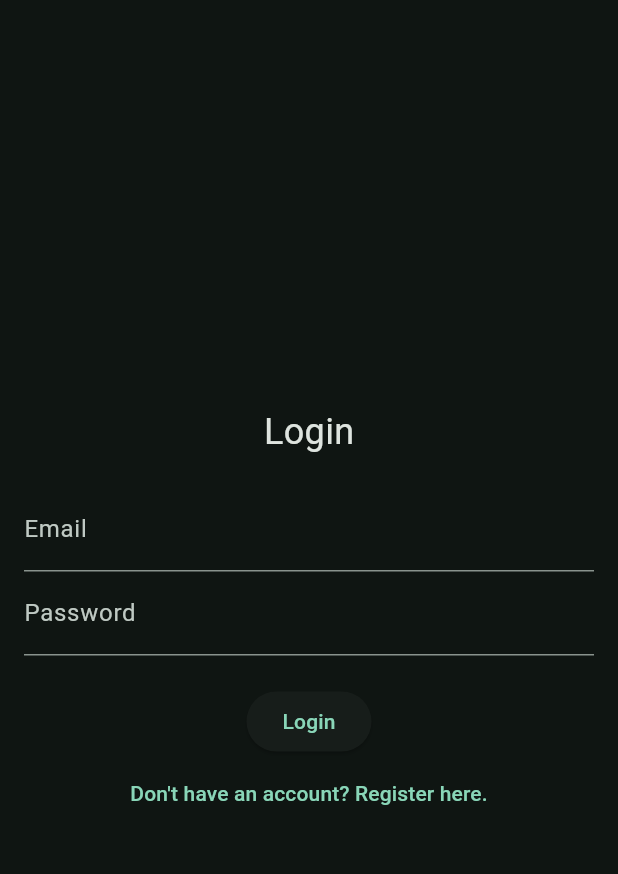
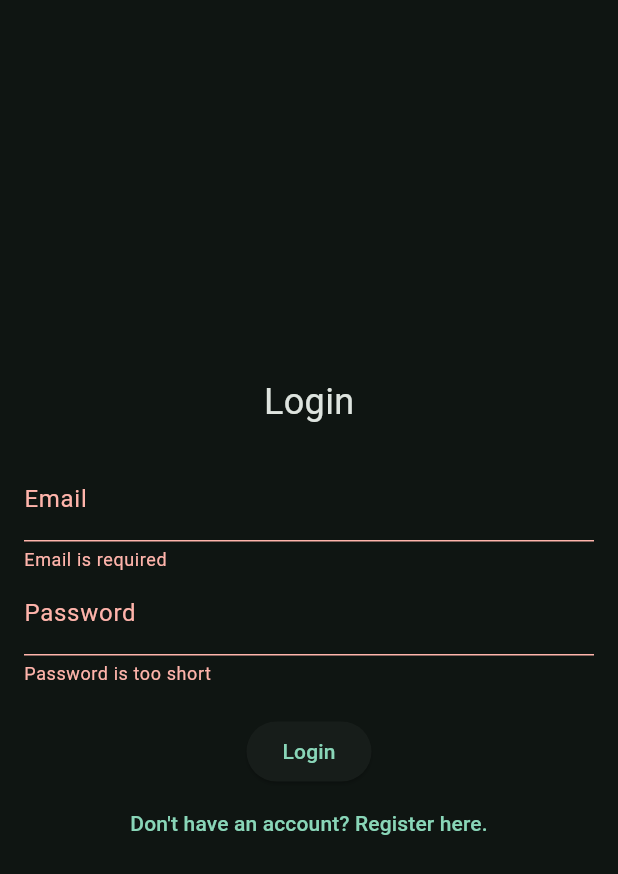
Before and after one commit to IMabuza/pokedex, a Flutter app: the screen it shows after launch, after a tap on "Login", on a phone screen of 412 x 824 dp. Shown: the top 874 px of the screen. Run offline on Flutter 3.47's test engine with Material 3 defaults, Android fonts, the phone set to English and light mode, and no system bars; our stand-ins replace bloc, equatable, firebase_auth, firebase_core, flutter_bloc, go_router; accounts and stored records are empty.

Commit message:
add login functionality

```diff
--- /dev/null
+++ b/lib/core/widgets/primary_button.dart
@@ -0,0 +1,23 @@
+import 'package:flutter/material.dart';
+
+class PrimaryButton extends StatelessWidget {
+  const PrimaryButton({
+    super.key,
+    this.isLoading = false, required this.onPress,
+
+  });
+
+
+  final Function() onPress;
+  final bool isLoading;
+
+  @override
+  Widget build(BuildContext context) {
+    return ElevatedButton(
+      onPressed: onPress,
+      child: Text(
+        isLoading? 'Loging in...' : 'Login',
+      ),
+    );
+  }
+}
--- /dev/null
+++ b/lib/features/auth/bloc/auth_bloc.dart
@@ -0,0 +1,34 @@
+import 'dart:async';
+
+import 'package:bloc/bloc.dart';
+import 'package:equatable/equatable.dart';
+import 'package:pokedex/features/auth/services/auth_service.dart';
+
+import '../models/user.dart';
+
+part 'auth_event.dart';
+part 'auth_state.dart';
+
+class AuthBloc extends Bloc<AuthEvent, AuthState> {
+  final AuthService _authService;
+  AuthBloc(this._authService) : super(AuthInitial()) {
+    on<SignIn>(_onSignIn);
+  }
+
+  Future<void> _onSignIn(SignIn event, Emitter<AuthState> emit) async {
+    try {
+      emit(AuthLoading());
+      final AuthUser? user = await _authService.signIn(
+        event.email,
+        event.password,
+      );
+
+      if (user != null) {
+        emit(AuthSuccess(user));
+      }
+
+    } catch (e) {
+      emit(AuthError("Login failed. Please try again"));
+    }
+  }
+}
--- /dev/null
+++ b/lib/features/auth/bloc/auth_event.dart
@@ -0,0 +1,16 @@
+part of 'auth_bloc.dart';
+
+class AuthEvent extends Equatable {
+  const AuthEvent();
+
+  @override
+  List<Object> get props => [];
+}
+
+
+class SignIn extends AuthEvent {
+  final String email;
+  final String password;
+
+  const SignIn(this.email, this.password);
+}
--- /dev/null
+++ b/lib/features/auth/bloc/auth_state.dart
@@ -0,0 +1,23 @@
+part of 'auth_bloc.dart';
+
+class AuthState extends Equatable {
+  const AuthState();
+
+  @override
+  List<Object?> get props => [];
+}
+
+class AuthInitial extends AuthState {}
+
+class AuthLoading extends AuthState {}
+
+class AuthSuccess extends AuthState {
+  final AuthUser user;
+
+  const AuthSuccess(this.user);
+}
+
+class AuthError extends AuthState {
+  final String errorMessage;
+  const AuthError(this.errorMessage);
+}
--- /dev/null
+++ b/lib/features/auth/models/user.dart
@@ -0,0 +1,6 @@
+class AuthUser {
+  final String email;
+  final String uid;
+
+  AuthUser({required this.email, required this.uid});
+}
--- a/lib/features/auth/presentation/bloc/auth_bloc.dart
+++ /dev/null
@@ -1,13 +0,0 @@
-import 'package:bloc/bloc.dart';
-import 'package:equatable/equatable.dart';
-
-part 'auth_event.dart';
-part 'auth_state.dart';
-
-class AuthBloc extends Bloc<AuthEvent, AuthState> {
-  AuthBloc() : super(AuthInitial()) {
-    on<AuthEvent>((event, emit) {
-      // TODO: implement event handler
-    });
-  }
-}
--- a/lib/features/auth/presentation/bloc/auth_event.dart
+++ /dev/null
@@ -1,8 +0,0 @@
-part of 'auth_bloc.dart';
-
-abstract class AuthEvent extends Equatable {
-  const AuthEvent();
-
-  @override
-  List<Object> get props => [];
-}
--- a/lib/features/auth/presentation/bloc/auth_state.dart
+++ /dev/null
@@ -1,9 +0,0 @@
-part of 'auth_bloc.dart';
-
-abstract class AuthState extends Equatable {
-  const AuthState();
-
-  @override
-  List<Object> get props => [];
-}
-class AuthInitial extends AuthState {}
--- a/lib/features/auth/presentation/pages/auth.dart
+++ /dev/null
@@ -1,37 +0,0 @@
-import 'package:flutter/material.dart';
-
-class Auth extends StatefulWidget {
-  const Auth({super.key});
-
-  @override
-  State<Auth> createState() => _AuthState();
-}
-
-class _AuthState extends State<Auth> {
-  @override
-  Widget build(BuildContext context) {
-    return Scaffold(
-      body: Center(
-        child: Padding(
-          padding: const EdgeInsets.all(16.0),
-          child: Column(
-            mainAxisAlignment: MainAxisAlignment.center,
-            children: [
-              Text("Login", style: TextStyle(fontSize: 24),),
-              SizedBox(height: 20,),
-              TextField(
-                decoration: InputDecoration(label: Text("Email")),
-              ),
-              TextField(
-                 decoration: InputDecoration(label: Text("Password")),
-              ),
-              SizedBox(height: 20,),
-              ElevatedButton(onPressed: (){}, child: Text('Login')),
-              TextButton(onPressed: (){}, child: Text("Don't have an account? Register here."))
-            ],
-          ),
-        ),
-      ),
-    );
-  }
-}
--- /dev/null
+++ b/lib/features/auth/services/auth_service.dart
@@ -0,0 +1,16 @@
+import 'package:firebase_auth/firebase_auth.dart';
+
+import '../models/user.dart';
+
+class AuthService {
+  final FirebaseAuth _auth = FirebaseAuth.instance;
+
+  Future<AuthUser?> signIn(String email, String password) async {
+    try{
+      final result = await _auth.signInWithEmailAndPassword(email: email, password: password);
+      return AuthUser(email: result.user!.email!, uid: result.user!.uid);
+    }catch(e){
+      rethrow;
+    }
+  }
+}
--- /dev/null
+++ b/lib/features/auth/viewModels/auth_view_model.dart
@@ -0,0 +1,19 @@
+import 'package:flutter/material.dart';
+import 'package:pokedex/features/auth/bloc/auth_bloc.dart';
+
+class AuthViewModel {
+  final AuthBloc _authBloc;
+  AuthViewModel(this._authBloc);
+
+  final _formKey = GlobalKey<FormState>();
+
+  GlobalKey<FormState> get formKey => _formKey;
+
+  void login(String email, String password) {
+    if (!_formKey.currentState!.validate()) {
+      return;
+    }
+
+    _authBloc.add(SignIn(email, email));
+  }
+}
--- /dev/null
+++ b/lib/features/auth/views/login_screen.dart
@@ -0,0 +1,85 @@
+import 'package:flutter/material.dart';
+import 'package:flutter_bloc/flutter_bloc.dart';
+import 'package:go_router/go_router.dart';
+import 'package:pokedex/core/widgets/primary_button.dart';
+import 'package:pokedex/features/auth/bloc/auth_bloc.dart';
+
+import '../viewModels/auth_view_model.dart';
+import '../widgets/email_input.dart';
+import '../widgets/password_input.dart';
+
+class LoginScreen extends StatefulWidget {
+  const LoginScreen({super.key});
+
+  @override
+  State<LoginScreen> createState() => _LoginScreenState();
+}
+
+class _LoginScreenState extends State<LoginScreen> {
+  late AuthBloc authBloc;
+  final _emailController = TextEditingController();
+  final _passwordController = TextEditingController();
+  late final AuthViewModel authViewModel;
+
+  @override
+  void initState() {
+    super.initState();
+    authBloc = BlocProvider.of<AuthBloc>(context);
+    authViewModel = AuthViewModel(authBloc);
+  }
+
+
+
+  @override
+  Widget build(BuildContext context) {
+    return Scaffold(
+      body: Center(
+        child: Padding(
+          padding: const EdgeInsets.all(16.0),
+          child: BlocConsumer<AuthBloc, AuthState>(
+            listener: (context, state) {
+              if (state is AuthSuccess) {
+                context.goNamed('home');
+              }
+            },
+            builder: (context, state) {
+              return Column(
+                mainAxisAlignment: MainAxisAlignment.center,
+                children: [
+                  Text("Login", style: TextStyle(fontSize: 24)),
+                  SizedBox(height: 20),
+                  if (state is AuthError)
+                    Align(
+                      alignment: Alignment.bottomLeft,
+                      child: Text(
+                        state.errorMessage,
+                        style: TextStyle(
+                          color: Theme.of(context).colorScheme.error,
+                        ),
+                      ),
+                    ),
+                  Form(
+                    key: authViewModel.formKey,
+                    child: Column(
+                      children: [
+                        EmailInput(emailController: _emailController),
+                        PasswordInput(passwordController: _passwordController),
+                        SizedBox(height: 20),
+                        PrimaryButton(onPress: () => authViewModel.login(_emailController.text, _passwordController.text), isLoading: state is AuthLoading,),
+                      ],
+                    ),
+                  ),
+
+                  TextButton(
+                    onPressed: () => context.goNamed("register"),
+                    child: Text("Don't have an account? Register here."),
+                  ),
+                ],
+              );
+            },
+          ),
+        ),
+      ),
+    );
+  }
+}
--- /dev/null
+++ b/lib/features/auth/views/register_screen.dart
@@ -0,0 +1,38 @@
+import 'package:flutter/material.dart';
+import 'package:go_router/go_router.dart';
+
+class RegisterScreen extends StatefulWidget {
+  const RegisterScreen({super.key});
+
+  @override
+  State<RegisterScreen> createState() => _RegisterScreenState();
+}
+
+class _RegisterScreenState extends State<RegisterScreen> {
+  @override
+  Widget build(BuildContext context) {
+    return Scaffold(
+      body: Center(
+        child: Padding(
+          padding: const EdgeInsets.all(16.0),
+          child: Column(
+            mainAxisAlignment: MainAxisAlignment.center,
+            children: [
+              Text("Register", style: TextStyle(fontSize: 24)),
+              SizedBox(height: 20),
+              TextField(decoration: InputDecoration(label: Text("Email"))),
+              TextField(decoration: InputDecoration(label: Text("Password"))),
+              SizedBox(height: 20),
+              ElevatedButton(onPressed: () {}, child: Text('Register')),
+              TextButton(
+                onPressed: () =>
+                    context.goNamed("login"),
+                child: Text("Already Have an account? Login here."),
+              ),
+            ],
+          ),
+        ),
+      ),
+    );
+  }
+}
--- /dev/null
+++ b/lib/features/auth/widgets/email_input.dart
@@ -0,0 +1,30 @@
+import 'package:flutter/material.dart';
+
+class EmailInput extends StatelessWidget {
+  const EmailInput({super.key, required TextEditingController emailController})
+    : _emailController = emailController;
+
+  final TextEditingController _emailController;
+
+  @override
+  Widget build(BuildContext context) {
+    return TextFormField(
+      controller: _emailController,
+      decoration: InputDecoration(label: Text("Email")),
+      validator: (value) {
+        final RegExp emailRegex = RegExp(
+          r'^[a-zA-Z0-9._%+-]+@[a-zA-Z0-9.-]+\.[a-zA-Z]{2,}$',
+        );
+        if (value == null || value.isEmpty) {
+          return "Email is required";
+        }
+
+        if (!emailRegex.hasMatch(value)) {
+          return "Enter a valid email";
+        }
+
+        return null;
+      },
+    );
+  }
+}
--- /dev/null
+++ b/lib/features/auth/widgets/password_input.dart
@@ -0,0 +1,26 @@
+import 'package:flutter/material.dart';
+
+class PasswordInput extends StatelessWidget {
+  const PasswordInput({
+    super.key,
+    required TextEditingController passwordController,
+  }) : _passwordController = passwordController;
+
+  final TextEditingController _passwordController;
+
+  @override
+  Widget build(BuildContext context) {
+    return TextFormField(
+      controller: _passwordController,
+      decoration: InputDecoration(label: Text("Password"), counterText: ""),
+      maxLength: 20,
+      obscureText: true,
+      validator: (value) {
+        if (value == null || value.length < 8) {
+          return "Password is too short";
+        }
+        return null;
+      },
+    );
+  }
+}
--- a/lib/main.dart
+++ b/lib/main.dart
@@ -1,10 +1,16 @@
 import 'package:firebase_core/firebase_core.dart';
 import 'package:flutter/material.dart';
-import 'package:pokedex/features/auth/presentation/pages/auth.dart';
+import 'package:flutter_bloc/flutter_bloc.dart';
+import 'package:pokedex/features/auth/bloc/auth_bloc.dart';
+import 'package:pokedex/features/auth/services/auth_service.dart';
+import 'package:pokedex/firebase_options.dart';
+import 'package:pokedex/router.dart';
 
 Future<void> main() async {
   WidgetsFlutterBinding.ensureInitialized();
-  await Firebase.initializeApp();
+  await Firebase.initializeApp(
+    options: DefaultFirebaseOptions.currentPlatform,
+  );
   runApp(const MyApp());
 }
 
@@ -14,14 +20,20 @@ class MyApp extends StatelessWidget {
   // This widget is the root of your application.
   @override
   Widget build(BuildContext context) {
-    return MaterialApp(
-      theme: ThemeData(
-        colorScheme: ColorScheme.fromSeed(
-          seedColor: const Color.fromARGB(255, 15, 86, 66),
-          brightness: Brightness.dark,
+    final routerConfig = router(context);
+    return MultiBlocProvider(
+      providers: [
+        BlocProvider(create: (context) => AuthBloc(AuthService()))
+      ],
+      child: MaterialApp.router(
+        theme: ThemeData(
+          colorScheme: ColorScheme.fromSeed(
+            seedColor: const Color.fromARGB(255, 15, 86, 66),
+            brightness: Brightness.dark,
+          ),
         ),
+        routerConfig: routerConfig,
       ),
-      home: Auth(),
     );
   }
 }
--- /dev/null
+++ b/lib/router.dart
@@ -0,0 +1,13 @@
+import 'package:flutter/material.dart';
+import 'package:go_router/go_router.dart';
+import 'package:pokedex/features/auth/views/login_screen.dart';
+import 'package:pokedex/features/auth/views/register_screen.dart';
+
+GoRouter router(BuildContext context) {
+  return GoRouter(
+    initialLocation: "/",
+    routes: [
+    GoRoute(path: "/", name: "login", builder: (context, state) => LoginScreen(),),
+    GoRoute(path: "/register", name: "register", builder: (context, state) => RegisterScreen(),)
+  ]);
+}
--- a/pubspec.yaml
+++ b/pubspec.yaml
@@ -26,6 +26,8 @@ dependencies:
   shared_preferences: ^2.5.4
   firebase_core: ^4.5.0
   firebase_auth: ^6.2.0
+  go_router: ^17.1.0
+  flutter_bloc: ^9.1.1
 
 dev_dependencies:
   flutter_test:
```
Also changed, not shown: pubspec.lock.
